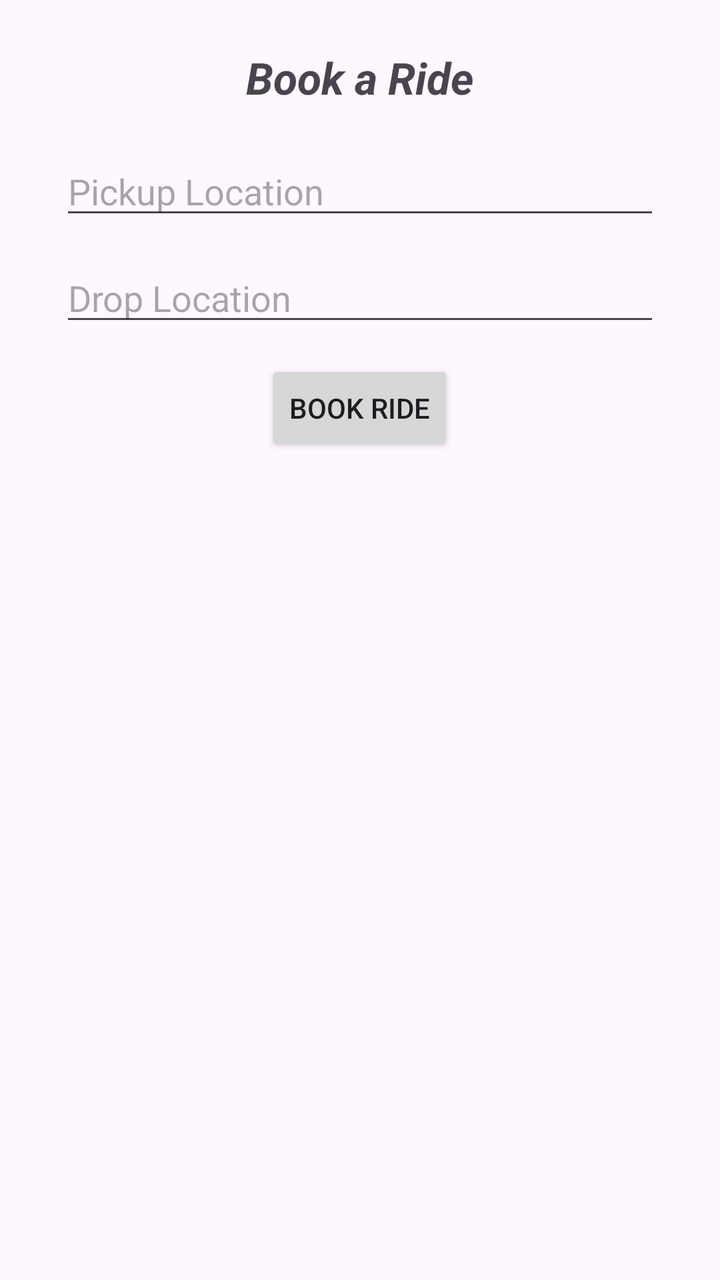
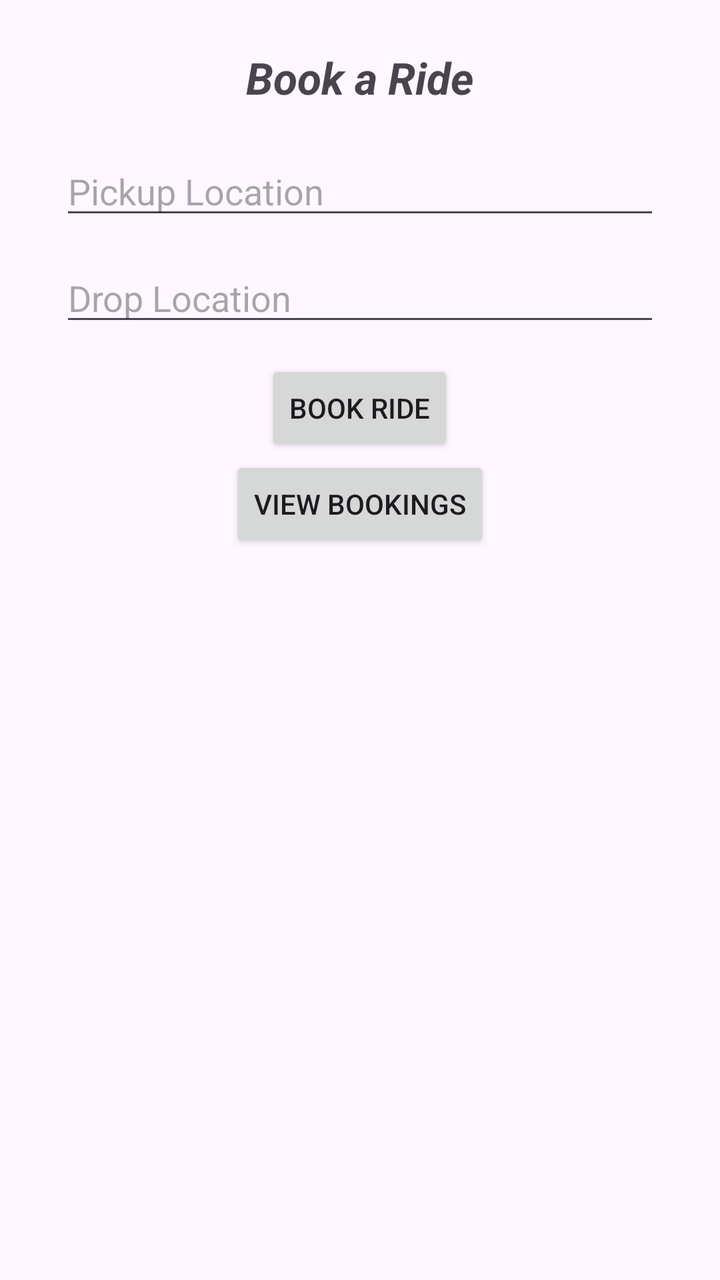

An Android layout rendered at two revisions. The XML below is the earlier revision; the diff shows what the commit changed to produce the second picture.
<!-- AndroidManifest.xml: application theme Theme.SafarPe -->
<!-- res/layout/activity_booking.xml -->
<?xml version="1.0" encoding="utf-8"?>
<LinearLayout xmlns:android="http://schemas.android.com/apk/res/android"
    xmlns:app="http://schemas.android.com/apk/res-auto"
    xmlns:tools="http://schemas.android.com/tools"
    android:id="@+id/main"
    android:layout_width="match_parent"
    android:layout_height="match_parent"
    tools:context=".BookingActivity"
    android:padding="24dp"
    android:orientation="vertical"
    android:gravity="center">

    <TextView
        android:text="Book a Ride"
        android:textSize="22sp"
        android:textStyle="bold|italic"
        android:layout_marginBottom="20dp"
        android:layout_width="wrap_content"
        android:layout_height="wrap_content"/>

    <EditText
        android:id="@+id/Pickup"
        android:hint="Pickup Location"
        android:layout_width="300dp"
        android:layout_height="wrap_content"
        android:layout_marginBottom="12dp"/>

    <EditText
        android:id="@+id/Drop"
        android:hint="Drop Location"
        android:layout_width="300dp"
        android:layout_height="wrap_content"
        android:layout_marginBottom="12dp"/>

    <Button
        android:id="@+id/btnBookRide"
        android:text="Book Ride"
        android:layout_width="wrap_content"
        android:layout_height="wrap_content"/>

    <ListView
        android:id="@+id/listRoutes"
        android:layout_width="match_parent"
        android:layout_height="match_parent"/>
</LinearLayout>
<!-- resources referenced by this layout -->
<resources>
  <style name="Theme.SafarPe" parent="Base.Theme.SafarPe" />
  <style name="Base.Theme.SafarPe" parent="Theme.Material3.DayNight.NoActionBar">
          
          
      </style>
</resources>

<!-- the commit's change to res/layout/activity_booking.xml (unified diff, before → after) -->
@@ -38,6 +38,13 @@
         android:layout_width="wrap_content"
         android:layout_height="wrap_content"/>
 
+    <Button
+        android:id="@+id/btViewBookings"
+        android:layout_width="wrap_content"
+        android:layout_height="wrap_content"
+        android:text="View Bookings"
+        android:layout_marginBottom="16dp"/>
+
     <ListView
         android:id="@+id/listRoutes"
         android:layout_width="match_parent"
